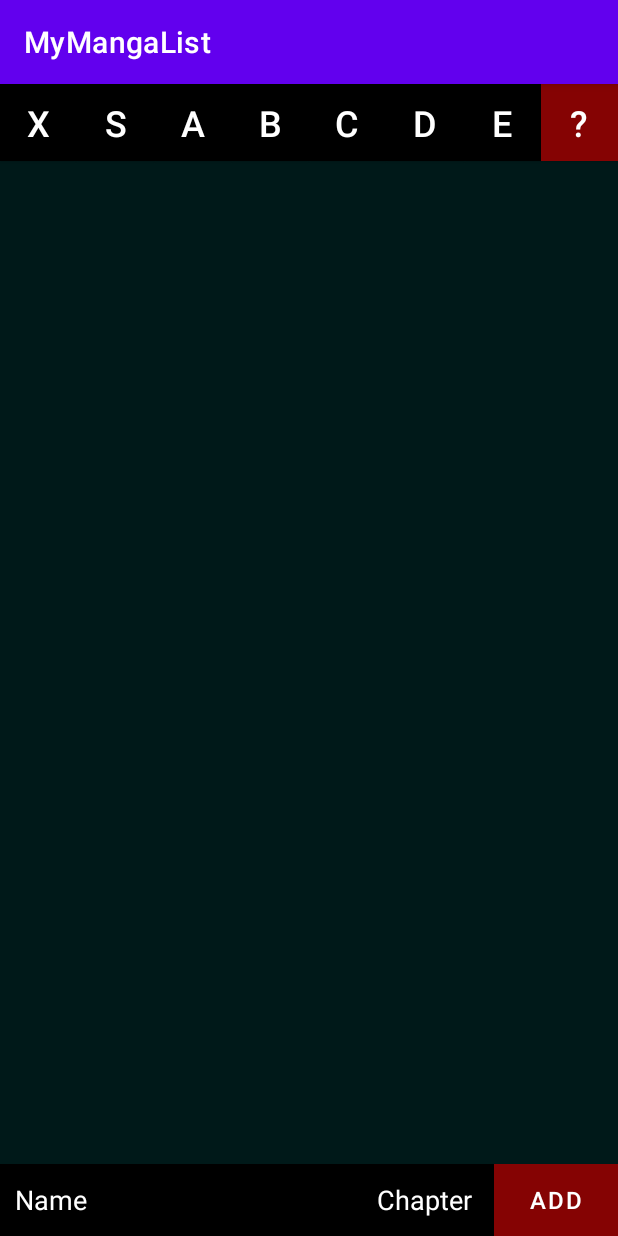
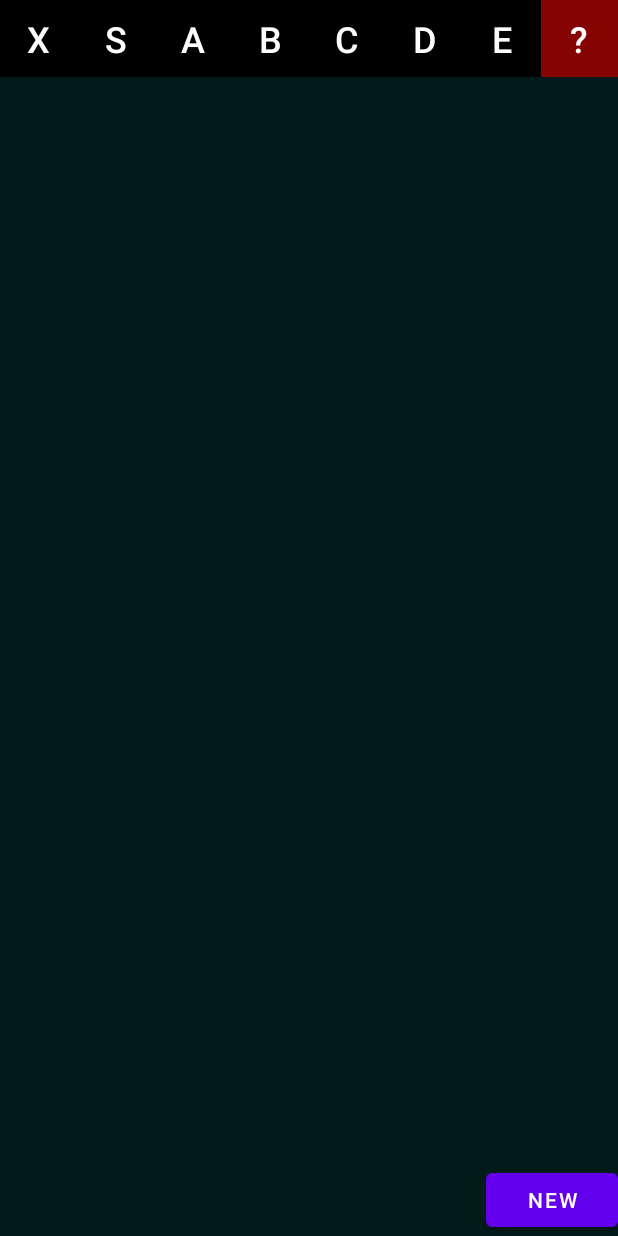
Before and after one commit to TetrisBattle/MyMangaList, an Android app: the screen it shows after launch (MainActivity), on a phone screen of 412 x 824 dp. Run offline under Robolectric (Android 15) with nearby library versions, the phone set to English and light mode, and no system bars.

Commit message:
checkpoint
eetu joined to project

```diff
--- a/app/src/main/java/com/tetrisbattle/mymangalist/MainActivity.java
+++ b/app/src/main/java/com/tetrisbattle/mymangalist/MainActivity.java
@@ -7,6 +7,7 @@ import androidx.recyclerview.widget.RecyclerView;
 
 import android.content.Context;
 import android.os.Bundle;
+import android.util.Log;
 import android.view.KeyEvent;
 import android.view.View;
 import android.view.inputmethod.InputMethodManager;
@@ -43,8 +44,9 @@ public class MainActivity extends AppCompatActivity{
     };
 
     ConstraintLayout background;
+    ConstraintLayout addNew;
     EditText newName, newChapter;
-    Button addButton;
+    Button addButton, addNewButton;
     RecyclerView recyclerView;
 
     MyRecyclerAdapter myRecyclerAdapter;
@@ -60,9 +62,11 @@ public class MainActivity extends AppCompatActivity{
         setContentView(R.layout.activity_main);
 
         background = findViewById (R.id.background);
+        addNew = findViewById(R.id.addNew);
         newName = findViewById (R.id.newName);
         newChapter = findViewById (R.id.newChapter);
         addButton = findViewById (R.id.addButton);
+        addNewButton = findViewById (R.id.addNewButton);
         recyclerView = findViewById (R.id.recyclerView);
         rankButtons = new ArrayList<>(rankButtonsId.length);
 
@@ -77,6 +81,12 @@ public class MainActivity extends AppCompatActivity{
         List<MyManga> myMangaList = myDatabaseHelper.getMyMangaList();
         myRecyclerAdapter = new MyRecyclerAdapter(this, myMangaList, myDatabaseHelper, myTable, background);
         recyclerView.setAdapter(myRecyclerAdapter);
+
+        addNewButton.setOnClickListener(v -> {
+            addNew.setVisibility(View.VISIBLE);
+            addNewButton.setVisibility(View.GONE);
+        });
+//        addNew.setVisibility(View.VISIBLE);
     }
 
     @Override
@@ -126,6 +136,8 @@ public class MainActivity extends AppCompatActivity{
                 newChapter.clearFocus();
             }
         });
+
+        Toast.makeText(this, "tää tää on toast", Toast.LENGTH_SHORT).show();
     }
 
     public void setupEditTexts() {
--- a/app/src/main/java/com/tetrisbattle/mymangalist/MyDatabaseHelper.java
+++ b/app/src/main/java/com/tetrisbattle/mymangalist/MyDatabaseHelper.java
@@ -14,6 +14,7 @@ public class MyDatabaseHelper extends SQLiteOpenHelper {
     String myTable;
     String name = "name";
     String chapter = "chapter";
+    String url = "url";
 
     public MyDatabaseHelper(Context context, String myTable) {
         super(context, "myAnimeListDatabase", null, 1);
@@ -22,14 +23,14 @@ public class MyDatabaseHelper extends SQLiteOpenHelper {
 
     @Override
     public void onCreate(SQLiteDatabase db) {
-        db.execSQL("CREATE TABLE " + "myAnimeListTable" + " (id INTEGER PRIMARY KEY AUTOINCREMENT, " + name + " TEXT, " + chapter + " TEXT)");
-        db.execSQL("CREATE TABLE " + "myAnimeListTableX" + " (id INTEGER PRIMARY KEY AUTOINCREMENT, " + name + " TEXT, " + chapter + " TEXT)");
-        db.execSQL("CREATE TABLE " + "myAnimeListTableS" + " (id INTEGER PRIMARY KEY AUTOINCREMENT, " + name + " TEXT, " + chapter + " TEXT)");
-        db.execSQL("CREATE TABLE " + "myAnimeListTableA" + " (id INTEGER PRIMARY KEY AUTOINCREMENT, " + name + " TEXT, " + chapter + " TEXT)");
-        db.execSQL("CREATE TABLE " + "myAnimeListTableB" + " (id INTEGER PRIMARY KEY AUTOINCREMENT, " + name + " TEXT, " + chapter + " TEXT)");
-        db.execSQL("CREATE TABLE " + "myAnimeListTableC" + " (id INTEGER PRIMARY KEY AUTOINCREMENT, " + name + " TEXT, " + chapter + " TEXT)");
-        db.execSQL("CREATE TABLE " + "myAnimeListTableD" + " (id INTEGER PRIMARY KEY AUTOINCREMENT, " + name + " TEXT, " + chapter + " TEXT)");
-        db.execSQL("CREATE TABLE " + "myAnimeListTableE" + " (id INTEGER PRIMARY KEY AUTOINCREMENT, " + name + " TEXT, " + chapter + " TEXT)");
+        db.execSQL("CREATE TABLE " + "myAnimeListTable" + " (id INTEGER PRIMARY KEY AUTOINCREMENT, " + name + " TEXT, " + chapter + " TEXT, " + url + " TEXT)");
+        db.execSQL("CREATE TABLE " + "myAnimeListTableX" + " (id INTEGER PRIMARY KEY AUTOINCREMENT, " + name + " TEXT, " + chapter + " TEXT, " + url + " TEXT)");
+        db.execSQL("CREATE TABLE " + "myAnimeListTableS" + " (id INTEGER PRIMARY KEY AUTOINCREMENT, " + name + " TEXT, " + chapter + " TEXT, " + url + " TEXT)");
+        db.execSQL("CREATE TABLE " + "myAnimeListTableA" + " (id INTEGER PRIMARY KEY AUTOINCREMENT, " + name + " TEXT, " + chapter + " TEXT, " + url + " TEXT)");
+        db.execSQL("CREATE TABLE " + "myAnimeListTableB" + " (id INTEGER PRIMARY KEY AUTOINCREMENT, " + name + " TEXT, " + chapter + " TEXT, " + url + " TEXT)");
+        db.execSQL("CREATE TABLE " + "myAnimeListTableC" + " (id INTEGER PRIMARY KEY AUTOINCREMENT, " + name + " TEXT, " + chapter + " TEXT, " + url + " TEXT)");
+        db.execSQL("CREATE TABLE " + "myAnimeListTableD" + " (id INTEGER PRIMARY KEY AUTOINCREMENT, " + name + " TEXT, " + chapter + " TEXT, " + url + " TEXT)");
+        db.execSQL("CREATE TABLE " + "myAnimeListTableE" + " (id INTEGER PRIMARY KEY AUTOINCREMENT, " + name + " TEXT, " + chapter + " TEXT, " + url + " TEXT)");
     }
 
     @Override
--- a/app/src/main/java/com/tetrisbattle/mymangalist/MyRecyclerAdapter.java
+++ b/app/src/main/java/com/tetrisbattle/mymangalist/MyRecyclerAdapter.java
@@ -11,6 +11,7 @@ import android.view.ViewGroup;
 import android.view.inputmethod.InputMethodManager;
 import android.widget.EditText;
 import android.widget.TextView;
+import android.widget.Toast;
 
 import androidx.annotation.NonNull;
 import androidx.appcompat.app.AlertDialog;
@@ -163,6 +164,9 @@ public class MyRecyclerAdapter extends RecyclerView.Adapter<MyRecyclerAdapter.My
                 clipboardManager.setPrimaryClip(clipData);
 //                Toast.makeText(context, "copy: " + selectedName, Toast.LENGTH_SHORT).show();
                 return true;
+            } else if (item.getItemId() == R.id.popupLink) {
+                Toast.makeText(context, "Link clicked", Toast.LENGTH_SHORT).show();
+                return true;
             } else if (item.getItemId() == R.id.popupDelete) {
                 myDialog.setTitle("DELETE")
                         .setMessage("Are you sure you want to delete " + selectedName + " from the list?")
--- a/app/src/main/res/layout/activity_main.xml
+++ b/app/src/main/res/layout/activity_main.xml
@@ -149,17 +149,36 @@
         app:layout_constraintTop_toBottomOf="@+id/rankButtonS" />
 
     <androidx.constraintlayout.widget.ConstraintLayout
+        android:id="@+id/addNew"
         android:layout_width="match_parent"
-        android:layout_height="wrap_content"
+        android:layout_height="0dp"
         android:background="@color/black"
+        android:visibility="gone"
         app:layout_constraintBottom_toBottomOf="parent"
         app:layout_constraintEnd_toEndOf="parent"
         app:layout_constraintStart_toStartOf="parent">
 
         <EditText
+            android:id="@+id/newLink"
+            android:layout_width="0dp"
+            android:layout_height="wrap_content"
+            app:layout_constraintHorizontal_weight="3"
+            android:hint="Url"
+            android:textSize="@dimen/newMangaTextSize"
+            android:textColorHint="@color/white"
+            android:inputType="textMultiLine|textVisiblePassword"
+            android:textColor="@color/white"
+            android:autofillHints="Name"
+            android:paddingStart="10dp"
+            android:paddingEnd="10dp"
+            app:layout_constraintBottom_toTopOf="@+id/newName"
+            app:layout_constraintStart_toStartOf="parent"
+            app:layout_constraintEnd_toEndOf="@id/newChapter" />
+
+        <EditText
             android:id="@+id/newName"
             android:layout_width="0dp"
-            android:layout_height="match_parent"
+            android:layout_height="wrap_content"
             app:layout_constraintHorizontal_weight="3"
             android:hint="@string/newMangaNameHint"
             android:textSize="@dimen/newMangaTextSize"
@@ -169,7 +188,6 @@
             android:autofillHints="Name"
             android:paddingStart="10dp"
             android:paddingEnd="10dp"
-            app:layout_constraintTop_toTopOf="parent"
             app:layout_constraintBottom_toBottomOf="parent"
             app:layout_constraintStart_toStartOf="parent"
             app:layout_constraintEnd_toStartOf="@+id/newChapter" />
@@ -177,7 +195,7 @@
         <EditText
             android:id="@+id/newChapter"
             android:layout_width="0dp"
-            android:layout_height="match_parent"
+            android:layout_height="wrap_content"
             app:layout_constraintHorizontal_weight="1"
             android:hint="@string/newMangaChapterHint"
             android:textSize="@dimen/newMangaTextSize"
@@ -185,7 +203,6 @@
             android:textColorHint="@color/white"
             android:textColor="@color/white"
             android:autofillHints="Chapter"
-            app:layout_constraintTop_toTopOf="parent"
             app:layout_constraintBottom_toBottomOf="parent"
             app:layout_constraintEnd_toStartOf="@+id/addButton"
             app:layout_constraintStart_toEndOf="@+id/newName" />
@@ -206,4 +223,12 @@
             app:layout_constraintStart_toEndOf="@+id/newChapter" />
     </androidx.constraintlayout.widget.ConstraintLayout>
 
+    <Button
+        android:id="@+id/addNewButton"
+        android:layout_width="wrap_content"
+        android:layout_height="wrap_content"
+        android:text="New"
+        app:layout_constraintBottom_toBottomOf="parent"
+        app:layout_constraintEnd_toEndOf="parent" />
+
 </androidx.constraintlayout.widget.ConstraintLayout>
--- a/app/src/main/res/menu/popup_menu.xml
+++ b/app/src/main/res/menu/popup_menu.xml
@@ -2,6 +2,8 @@
 <menu xmlns:android="http://schemas.android.com/apk/res/android">
     <item android:id="@+id/popupCopy"
         android:title="Copy"/>
+    <item android:id="@+id/popupLink"
+        android:title="Go to website"/>
     <item android:id="@+id/popupDelete"
         android:title="Delete"/>
 </menu>
--- a/app/src/main/res/values/colors.xml
+++ b/app/src/main/res/values/colors.xml
@@ -19,5 +19,5 @@
 
     <color name="colorPrimary">#850303</color>
     <color name="colorSecondary">#021380</color>
-    <color name="colorBackground">#001919</color>
+    <color name="colorBackground">#011B1B</color>
 </resources>
--- a/app/src/main/res/values/themes.xml
+++ b/app/src/main/res/values/themes.xml
@@ -1,6 +1,6 @@
 <resources xmlns:tools="http://schemas.android.com/tools">
     <!-- Base application theme. -->
-    <style name="Theme.MyMangaList" parent="Theme.MaterialComponents.DayNight.DarkActionBar">
+    <style name="Theme.MyMangaList" parent="Theme.MaterialComponents.DayNight.NoActionBar">
         <!-- Primary brand color. -->
         <item name="colorPrimary">@color/purple_500</item>
         <item name="colorPrimaryVariant">@color/purple_700</item>
@@ -10,7 +10,7 @@
         <item name="colorSecondaryVariant">@color/teal_700</item>
         <item name="colorOnSecondary">@color/black</item>
         <!-- Status bar color. -->
-        <item name="android:statusBarColor" tools:targetApi="l">?attr/colorPrimaryVariant</item>
+        <item name="android:statusBarColor" tools:targetApi="l">@color/black</item>
         <!-- Customize your theme here. -->
     </style>
 </resources>
```
Also changed, not shown: 2 other files.
